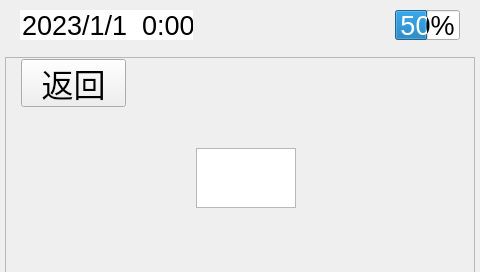
Kmv-Lin/Sensetime-sweeper, file test_sweeper/history_mission.ui: the form before one commit.
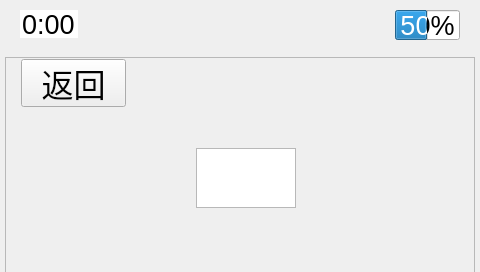
The form after the commit. Icons and pictures are not drawn.

```diff
--- a/test_sweeper/history_mission.ui
+++ b/test_sweeper/history_mission.ui
@@ -230,8 +230,8 @@
     <rect>
      <x>20</x>
      <y>10</y>
-     <width>173</width>
-     <height>30</height>
+     <width>58</width>
+     <height>28</height>
     </rect>
    </property>
    <property name="font">
@@ -296,7 +296,7 @@
     </date>
    </property>
    <property name="displayFormat">
-    <string>yyyy/M/d  h:mm</string>
+    <string>h:mm</string>
    </property>
    <property name="timeSpec">
     <enum>Qt::LocalTime</enum>
```
Left out of the diff: 60 changed lines with no effect on the pictures.
